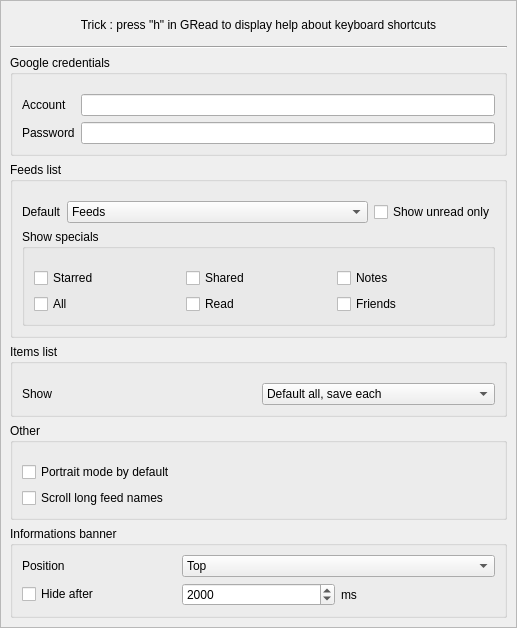
Qt form src/views/maemo5/ui/settings.ui (twidi/GRead) before a commit.
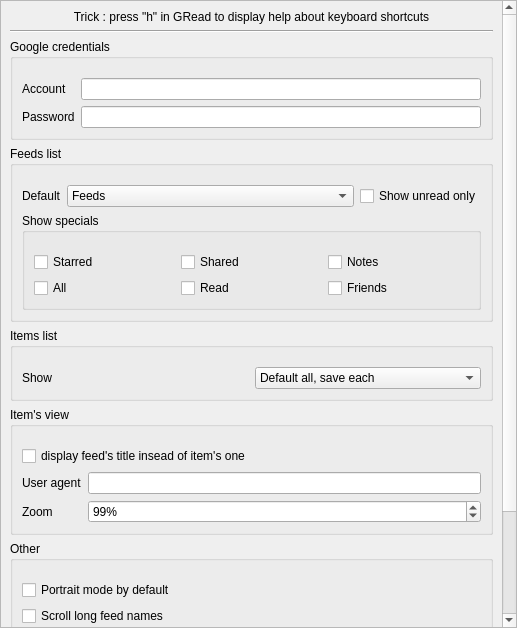
The same form after that commit.

Commit message: add settings for content view : display feed's title instead of item's one, change the user agent, or change the zoom factor

```diff
--- a/src/views/maemo5/ui/settings.ui
+++ b/src/views/maemo5/ui/settings.ui
@@ -32,9 +32,9 @@
       <property name="geometry">
        <rect>
         <x>0</x>
-        <y>0</y>
-        <width>812</width>
-        <height>709</height>
+        <y>-138</y>
+        <width>498</width>
+        <height>762</height>
        </rect>
       </property>
       <layout class="QVBoxLayout" name="verticalLayout_4">
@@ -267,6 +267,75 @@
          </layout>
         </widget>
        </item>
+       <item>
+        <widget class="QGroupBox" name="groupContent">
+         <property name="title">
+          <string>Item's view</string>
+         </property>
+         <layout class="QVBoxLayout" name="verticalLayout_6">
+          <property name="topMargin">
+           <number>19</number>
+          </property>
+          <item>
+           <layout class="QGridLayout" name="gridLayout_3">
+            <item row="0" column="0" colspan="2">
+             <widget class="QCheckBox" name="checkSettingsDisplayFeedsTitleItemView">
+              <property name="text">
+               <string>display feed's title insead of item's one</string>
+              </property>
+             </widget>
+            </item>
+            <item row="1" column="0">
+             <widget class="QLabel" name="labelSettingsUserAgent">
+              <property name="text">
+               <string>User agent</string>
+              </property>
+              <property name="buddy">
+               <cstring>inputSettingsUserAgent</cstring>
+              </property>
+             </widget>
+            </item>
+            <item row="1" column="1">
+             <widget class="QLineEdit" name="inputSettingsUserAgent">
+              <property name="text">
+               <string/>
+              </property>
+             </widget>
+            </item>
+            <item row="2" column="0">
+             <widget class="QLabel" name="labelSettingsZoomFactor">
+              <property name="text">
+               <string>Zoom</string>
+              </property>
+              <property name="buddy">
+               <cstring>spinSettingsZoomFactor</cstring>
+              </property>
+             </widget>
+            </item>
+            <item row="2" column="1">
+             <widget class="QSpinBox" name="spinSettingsZoomFactor">
+              <property name="suffix">
+               <string>%</string>
+              </property>
+              <property name="minimum">
+               <number>0</number>
+              </property>
+              <property name="maximum">
+               <number>10000</number>
+              </property>
+              <property name="singleStep">
+               <number>5</number>
+              </property>
+              <property name="value">
+               <number>99</number>
+              </property>
+             </widget>
+            </item>
+           </layout>
+          </item>
+         </layout>
+        </widget>
+       </item>
        <item>
         <widget class="QGroupBox" name="groupOther">
          <property name="title">
@@ -299,6 +368,9 @@
           <string>Informations banner</string>
          </property>
          <layout class="QVBoxLayout" name="verticalLayout_3">
+          <property name="topMargin">
+           <number>19</number>
+          </property>
           <item>
            <layout class="QGridLayout" name="gridLayout_2">
             <item row="0" column="0">
```
Left out of the diff: 17 changed lines with no effect on the pictures. The commit also changes 8 other files.
